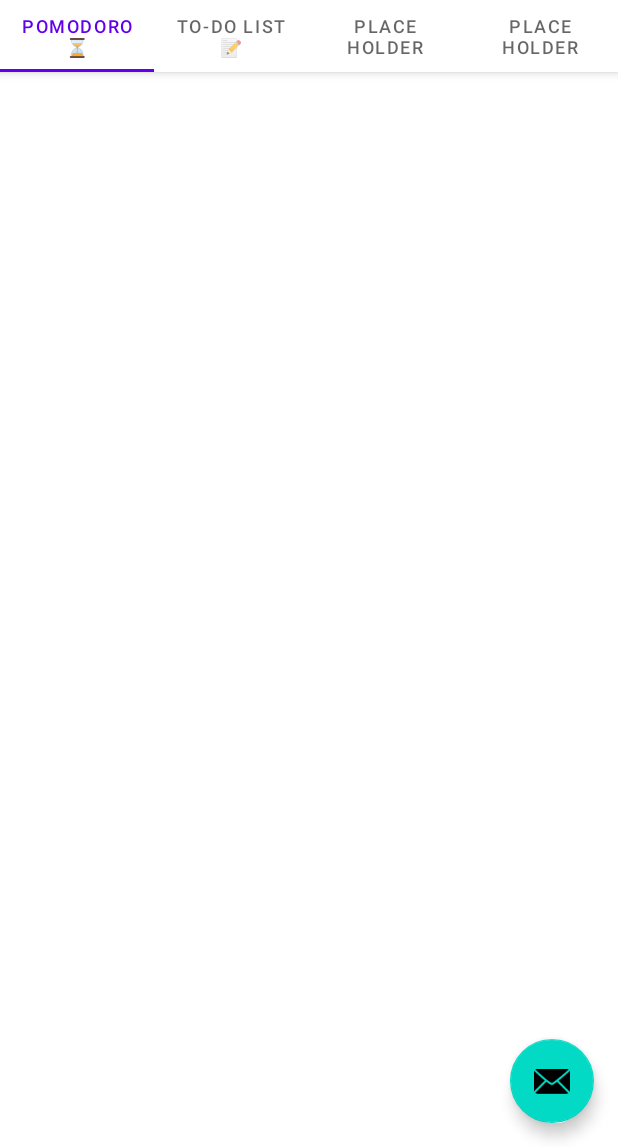
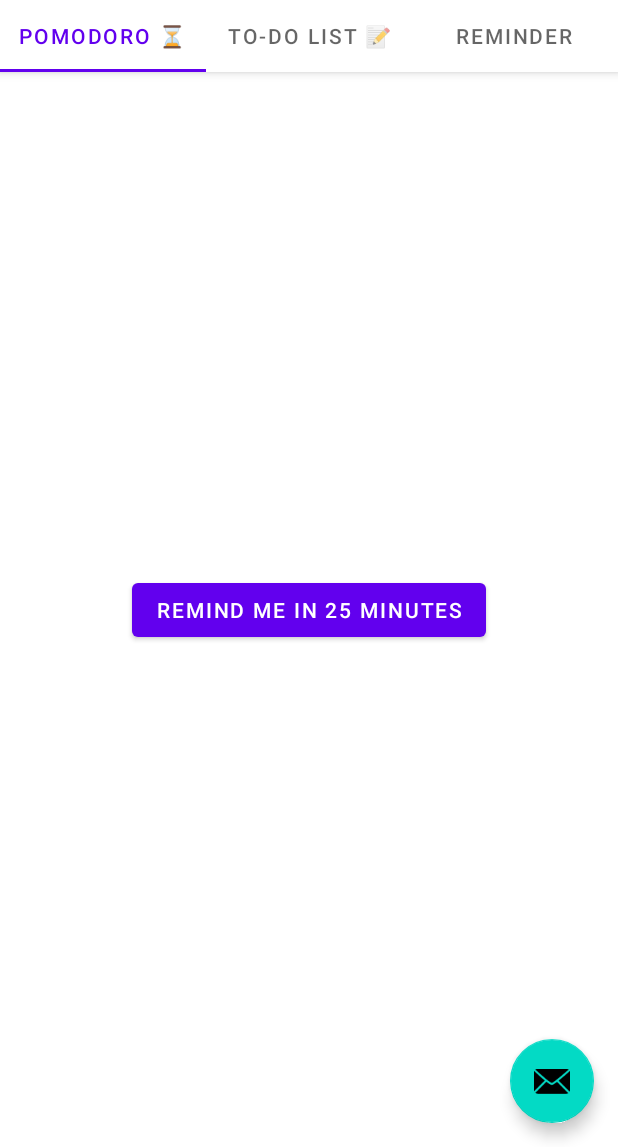
Before and after one commit to TheMoutonNoir/Hackathon-CodeJam, an Android app: the screen it shows after launch (MainActivity), on a phone screen of 412 x 824 dp, the part 89-1236 px from its top. Run offline under Robolectric (Android 15) with nearby library versions, the phone set to English and light mode, and no system bars.

Commit message:
add pomodoro button and to do list feature

```diff
--- a/app/src/main/java/com/example/akademos/MainActivity.kt
+++ b/app/src/main/java/com/example/akademos/MainActivity.kt
@@ -15,27 +15,27 @@ import android.content.Intent
 import android.os.SystemClock
 import androidx.core.content.ContextCompat.getSystemService
 import android.R
+import com.example.akademos.ui.main.PromodroFragment
+import com.example.akademos.ui.main.ReminderFragment
+import com.example.akademos.ui.main.ToDoFragement
 import java.util.Calendar
 
 class MainActivity : AppCompatActivity() {
 
     private lateinit var binding: ActivityMainBinding
-    private var alarmMgr: AlarmManager? = null
-    private lateinit var alarmIntent: PendingIntent
 
     override fun onCreate(savedInstanceState: Bundle?) {
         super.onCreate(savedInstanceState)
 
         binding = ActivityMainBinding.inflate(layoutInflater)
         setContentView(binding.root)
-        val AlarmMgr = getSystemService(Context.ALARM_SERVICE) as AlarmManager
-        val Alarm = Intent(this, AlarmReceiver::class.java)
-        Alarm.putExtra("Message","Wassup")
-        val pendingIntent = PendingIntent.getBroadcast(this, 0, Alarm, PendingIntent.FLAG_UPDATE_CURRENT);
-        AlarmMgr.setExact(AlarmManager.ELAPSED_REALTIME_WAKEUP,SystemClock.elapsedRealtime() + 60 * 200, pendingIntent)
-
 
         val sectionsPagerAdapter = SectionsPagerAdapter(this, supportFragmentManager)
+
+        //add fragments
+        sectionsPagerAdapter.addFragment(PromodroFragment.newInstance())
+        sectionsPagerAdapter.addFragment(ToDoFragement.newInstance())
+        sectionsPagerAdapter.addFragment(ReminderFragment.newInstance())
         val viewPager: ViewPager = binding.viewPager
         viewPager.adapter = sectionsPagerAdapter
         val tabs: TabLayout = binding.tabs
--- a/app/src/main/java/com/example/akademos/Todo.kt
+++ b/app/src/main/java/com/example/akademos/Todo.kt
@@ -1,6 +1,6 @@
 package com.example.akademos
 
-class todo {
+class Todo {
     var todoArray : Array<String> =  arrayOf<String>()
     fun todolst( element: String): Array<String> {
         var task: MutableList<String> = todoArray.toMutableList()
@@ -18,4 +18,4 @@ class todo {
         newtask[index] = element
         return newtask.toTypedArray()
     }
-    }
+}
--- /dev/null
+++ b/app/src/main/java/com/example/akademos/ui/main/PromodroFragment.kt
@@ -0,0 +1,50 @@
+package com.example.akademos.ui.main
+
+import android.app.AlarmManager
+import android.app.PendingIntent
+import android.content.Context
+import android.content.Intent
+import android.os.Bundle
+import android.os.SystemClock
+import android.view.LayoutInflater
+import android.view.View
+import android.view.ViewGroup
+import android.widget.Button
+import androidx.core.content.ContextCompat.getSystemService
+import androidx.fragment.app.Fragment
+import com.example.akademos.AlarmReceiver
+import com.example.akademos.R
+
+class PromodroFragment : Fragment() {
+
+
+    override fun onCreateView(
+        inflater: LayoutInflater, container: ViewGroup?,
+        savedInstanceState: Bundle?
+    ): View? {
+        val view = inflater.inflate(R.layout.promodro_fragment, container, false)
+        val btn = view.findViewById<Button>(R.id.promodro_btn)
+        btn.setOnClickListener {
+            val AlarmMgr = container?.context?.getSystemService(Context.ALARM_SERVICE) as AlarmManager
+            val Alarm = Intent(container?.context, AlarmReceiver::class.java)
+            Alarm.putExtra("Message","Wassup")
+            val pendingIntent = PendingIntent.getBroadcast(container?.context, 0, Alarm, PendingIntent.FLAG_UPDATE_CURRENT);
+            AlarmMgr.setExact(
+                AlarmManager.ELAPSED_REALTIME_WAKEUP,
+                SystemClock.elapsedRealtime() + 60 * 15000, pendingIntent)
+        }
+        return inflater.inflate(R.layout.promodro_fragment, container, false)
+    }
+
+    /**
+     * factory method to return instance of fragment class about.
+     */
+    companion object {
+        @JvmStatic
+        fun newInstance(): PromodroFragment {
+            return PromodroFragment()
+        }
+    }
+
+
+}
--- /dev/null
+++ b/app/src/main/java/com/example/akademos/ui/main/ReminderFragment.kt
@@ -0,0 +1,31 @@
+package com.example.akademos.ui.main
+
+import android.os.Bundle
+import android.view.LayoutInflater
+import android.view.View
+import android.view.ViewGroup
+import androidx.fragment.app.Fragment
+import com.example.akademos.R
+
+class ReminderFragment : Fragment() {
+
+
+    override fun onCreateView(
+        inflater: LayoutInflater, container: ViewGroup?,
+        savedInstanceState: Bundle?
+    ): View? {
+        return inflater.inflate(R.layout.reminder_fragment, container, false)
+    }
+
+    /**
+     * factory method to return instance of fragment class about.
+     */
+    companion object {
+        @JvmStatic
+        fun newInstance(): ReminderFragment {
+            return ReminderFragment()
+        }
+    }
+
+
+}
--- a/app/src/main/java/com/example/akademos/ui/main/SectionsPagerAdapter.kt
+++ b/app/src/main/java/com/example/akademos/ui/main/SectionsPagerAdapter.kt
@@ -10,7 +10,6 @@ private val TAB_TITLES = arrayOf(
     R.string.tab_text_1,
     R.string.tab_text_2,
     R.string.tab_text_3,
-    R.string.tab_text_4
 )
 
 /**
@@ -20,10 +19,10 @@ private val TAB_TITLES = arrayOf(
 class SectionsPagerAdapter(private val context: Context, fm: FragmentManager) :
     FragmentPagerAdapter(fm) {
 
+    private val mFragmentList = ArrayList<Fragment>()
+
     override fun getItem(position: Int): Fragment {
-        // getItem is called to instantiate the fragment for the given page.
-        // Return a PlaceholderFragment (defined as a static inner class below).
-        return PlaceholderFragment.newInstance(position + 1)
+        return mFragmentList[position]
     }
 
     override fun getPageTitle(position: Int): CharSequence? {
@@ -32,6 +31,10 @@ class SectionsPagerAdapter(private val context: Context, fm: FragmentManager) :
 
     override fun getCount(): Int {
         // Show 2 total pages.
-        return 4
+        return TAB_TITLES.size
+    }
+    fun addFragment(fragment: Fragment) {
+        // add each fragment and its title to the array list
+        mFragmentList.add(fragment)
     }
 }
--- a/app/src/main/java/com/example/akademos/ui/main/ToDoFragement.kt
+++ b/app/src/main/java/com/example/akademos/ui/main/ToDoFragement.kt
@@ -1,12 +1,46 @@
 package com.example.akademos.ui.main
 
 import android.os.Bundle
+import android.view.LayoutInflater
 import android.view.View
+import android.view.ViewGroup
+import android.widget.ArrayAdapter
+import android.widget.ListView
+import android.widget.TextView
 import androidx.fragment.app.Fragment
 import com.example.akademos.R
+import com.example.akademos.databinding.FragmentMainBinding
 
-class ToDoFragement: Fragment(R.layout.to_do_fragment) {
-    override fun onViewCreated(view: View, savedInstanceState: Bundle?) {
+class ToDoFragement: Fragment() {
 
+    private lateinit var listView: ListView
+
+    override fun onCreateView(
+        inflater: LayoutInflater, container: ViewGroup?,
+        savedInstanceState: Bundle?
+    ): View? {
+        val view = inflater.inflate(R.layout.to_do_fragment, container, false)
+        val TodoView = inflater.inflate(R.layout.to_do_fragment, container, false)
+        listView = view.findViewById<ListView>(R.id.todo_list_view)
+        val listToDo = ArrayList<String>()
+        listToDo.add("Study Cal 3")
+        listToDo.add("Finish Web Dev Project")
+        val adapter = container?.context?.let { ArrayAdapter<String>(it,android.R.layout.simple_list_item_1 , listToDo) }
+        listView.adapter = adapter
+        return view
     }
+
+
+
+    /**
+     * factory method to return instance of fragment class about.
+     */
+    companion object {
+        @JvmStatic
+        fun newInstance(): ToDoFragement {
+            return ToDoFragement()
+        }
+    }
+
+
 }
--- /dev/null
+++ b/app/src/main/res/layout/promodro_fragment.xml
@@ -0,0 +1,18 @@
+<?xml version="1.0" encoding="utf-8"?>
+<androidx.constraintlayout.widget.ConstraintLayout xmlns:android="http://schemas.android.com/apk/res/android"
+    xmlns:app="http://schemas.android.com/apk/res-auto"
+    xmlns:tools="http://schemas.android.com/tools"
+    android:layout_width="match_parent"
+    android:layout_height="match_parent">
+
+    <Button
+        android:id="@+id/promodro_btn"
+        android:layout_width="wrap_content"
+        android:layout_height="wrap_content"
+        android:text="Remind me in 25 minutes"
+        app:layout_constraintBottom_toBottomOf="parent"
+        app:layout_constraintEnd_toEndOf="parent"
+        app:layout_constraintHorizontal_bias="0.5"
+        app:layout_constraintStart_toStartOf="parent"
+        app:layout_constraintTop_toTopOf="parent" />
+</androidx.constraintlayout.widget.ConstraintLayout>
--- /dev/null
+++ b/app/src/main/res/layout/reminder_fragment.xml
@@ -0,0 +1,6 @@
+<?xml version="1.0" encoding="utf-8"?>
+<androidx.constraintlayout.widget.ConstraintLayout xmlns:android="http://schemas.android.com/apk/res/android"
+    android:layout_width="match_parent"
+    android:layout_height="match_parent">
+
+</androidx.constraintlayout.widget.ConstraintLayout>
--- a/app/src/main/res/values/strings.xml
+++ b/app/src/main/res/values/strings.xml
@@ -2,6 +2,6 @@
     <string name="app_name">Akademos</string>
     <string name="tab_text_1">POMODORO ⏳</string>
     <string name="tab_text_2">TO-DO LIST 📝</string>
-    <string name="tab_text_3">Place Holder</string>
+    <string name="tab_text_3">REMINDER</string>
     <string name="tab_text_4">Place Holder</string>
 </resources>
```
Also changed, not shown: app/src/main/res/layout/to_do_fragment.xml (+10 -3 lines), app/src/main/res/layout/todo_item.xml (added, +21 -0 lines).
